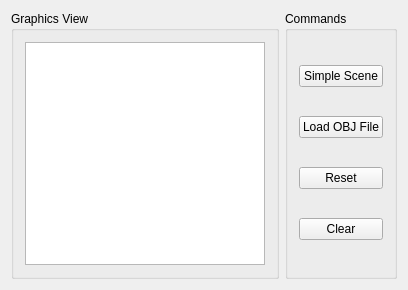
This is mainwindow.ui in zkyf/CPURender as Qt 5 draws it before an edit. The edited form follows.
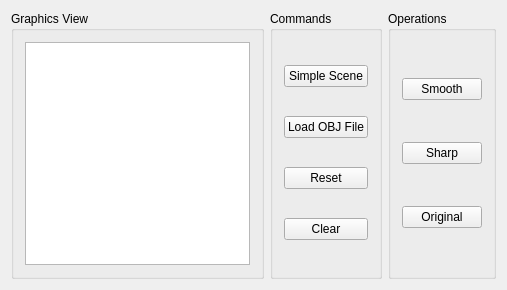
This is the edited form. Custom widgets are drawn as their Qt base class.

Diff of the .ui file:
```diff
--- a/mainwindow.ui
+++ b/mainwindow.ui
@@ -6,7 +6,7 @@
    <rect>
     <x>0</x>
     <y>0</y>
-    <width>408</width>
+    <width>507</width>
     <height>290</height>
    </rect>
   </property>
@@ -64,6 +64,36 @@
       </layout>
      </widget>
     </item>
+    <item>
+     <widget class="QGroupBox" name="groupBox_3">
+      <property name="title">
+       <string>Operations</string>
+      </property>
+      <layout class="QVBoxLayout" name="verticalLayout_2">
+       <item>
+        <widget class="QPushButton" name="bSmooth">
+         <property name="text">
+          <string>Smooth</string>
+         </property>
+        </widget>
+       </item>
+       <item>
+        <widget class="QPushButton" name="bSharp">
+         <property name="text">
+          <string>Sharp</string>
+         </property>
+        </widget>
+       </item>
+       <item>
+        <widget class="QPushButton" name="bOriginal">
+         <property name="text">
+          <string>Original</string>
+         </property>
+        </widget>
+       </item>
+      </layout>
+     </widget>
+    </item>
    </layout>
   </widget>
  </widget>
```
